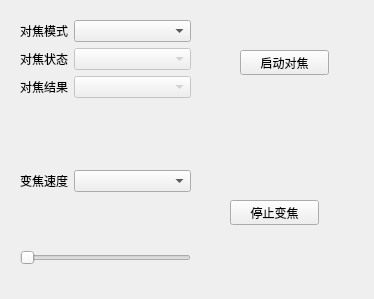
This is ui/focus.ui in kdjyljh/remogui as Qt 5 draws it before an edit. The edited form follows.
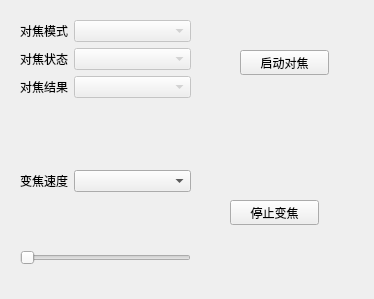
This is the edited form.

```diff
--- a/ui/focus.ui
+++ b/ui/focus.ui
@@ -31,7 +31,11 @@
      </widget>
     </item>
     <item row="0" column="1">
-     <widget class="QComboBox" name="ComboBox_AFMode"/>
+     <widget class="QComboBox" name="ComboBox_AFMode">
+      <property name="enabled">
+       <bool>false</bool>
+      </property>
+     </widget>
     </item>
     <item row="1" column="0">
      <widget class="QLabel" name="Label_3">
```
